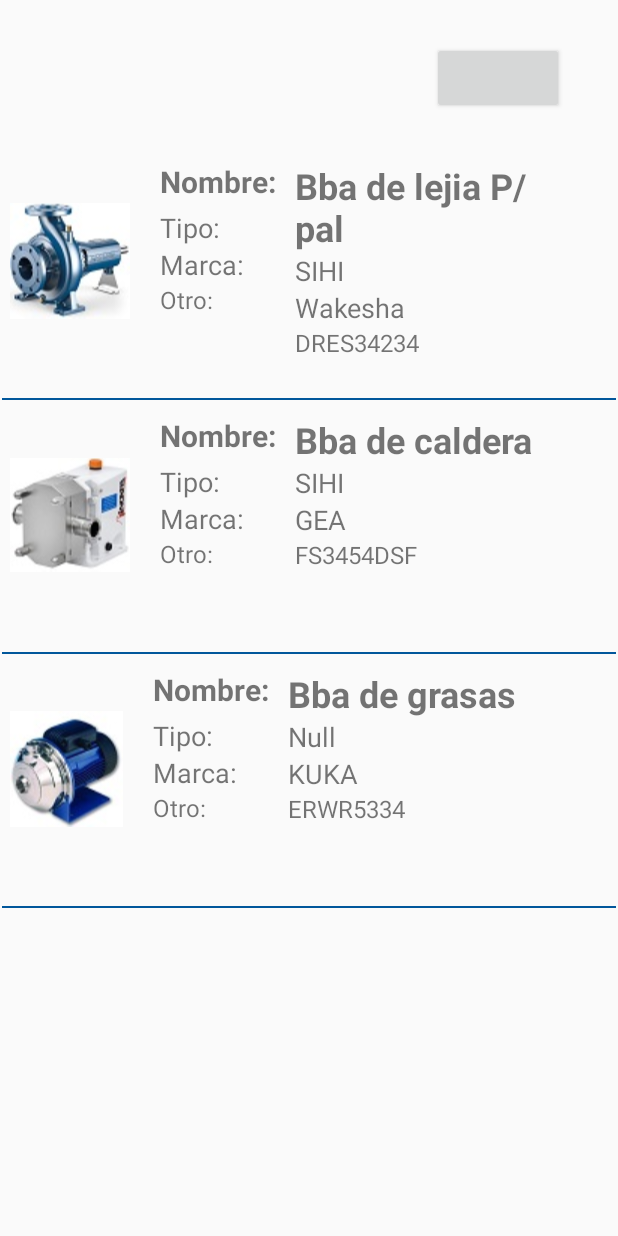
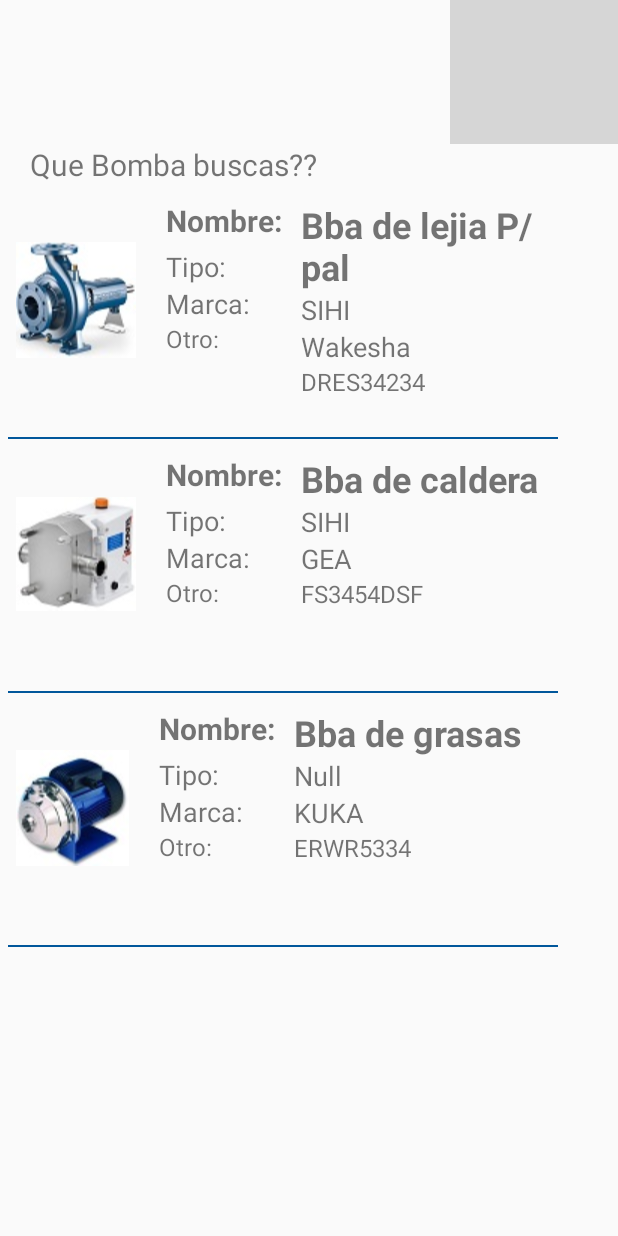
Before and after one commit to Andycarmo/StoreApp, an Android app: the Pumps screen opened directly, with no data from a screen before it, on a phone screen of 412 x 824 dp. Run offline under Robolectric (Android 15) with nearby library versions, the phone set to English and light mode, and no system bars; grey boxes are pictures that could not be loaded.

Commit message:
V. 2.2.2. Cambios en Activity de Pumps

```diff
--- a/app/src/main/res/layout/activity_pumps.xml
+++ b/app/src/main/res/layout/activity_pumps.xml
@@ -6,24 +6,67 @@
     android:layout_height="match_parent"
     tools:context=".Pumps">
 
-    <androidx.recyclerview.widget.RecyclerView
-        android:id="@+id/rvPumps"
-        android:layout_width="409dp"
-        android:layout_height="707dp"
-        app:layout_constraintBottom_toBottomOf="parent"
+    <LinearLayout
+        android:id="@+id/linearLayout3"
+        android:layout_width="match_parent"
+        android:layout_height="wrap_content"
+        android:paddingStart="300dp"
+        android:orientation="vertical">
+
+        <!--Boton de nueva bomba.-->
+
+        <ImageView
+            android:id="@+id/imageView3"
+            android:layout_width="match_parent"
+            android:layout_height="wrap_content"
+            app:srcCompat="@drawable/add" />
+
+    </LinearLayout>
+
+    <!-- - - - - - - - Sesion de pregunta . - - - - - - -   -->
+
+    <LinearLayout
+        android:id="@+id/linearLayout2"
+        android:layout_width="393dp"
+        android:layout_height="664dp"
+        android:orientation="vertical"
+        android:paddingHorizontal="5dp"
+        app:layout_constraintTop_toBottomOf="@+id/linearLayout4"
+        tools:layout_editor_absoluteX="0dp">
+
+        <LinearLayout
+            android:layout_width="match_parent"
+            android:layout_height="wrap_content"
+            android:orientation="horizontal">
+
+            <androidx.recyclerview.widget.RecyclerView
+                android:id="@+id/rvPumps"
+                android:layout_width="match_parent"
+                android:layout_height="wrap_content"
+                android:layout_marginEnd="16dp" />
+        </LinearLayout>
+
+    </LinearLayout>
+
+    <LinearLayout
+        android:id="@+id/linearLayout4"
+        android:layout_width="match_parent"
+        android:layout_height="wrap_content"
+        android:layout_marginEnd="16dp"
+        android:orientation="vertical"
+        android:paddingHorizontal="20dp"
         app:layout_constraintEnd_toEndOf="parent"
-        app:layout_constraintStart_toStartOf="parent"
-        app:layout_constraintTop_toBottomOf="@+id/lksjsj"
-        app:layout_constraintVertical_bias="0.53" />
+        app:layout_constraintTop_toBottomOf="@+id/linearLayout3">
 
-    <Button
-        android:id="@+id/lksjsj"
-        android:layout_width="wrap_content"
-        android:layout_height="wrap_content"
-        android:layout_marginTop="28dp"
-        android:onClick="newPump"
-        app:layout_constraintEnd_toEndOf="parent"
-        app:layout_constraintHorizontal_bias="0.888"
-        app:layout_constraintStart_toStartOf="parent"
-        app:layout_constraintTop_toTopOf="parent" />
+
+        <!-- Pregunta.-->
+        <TextView
+            android:id="@+id/textView10"
+            android:layout_width="wrap_content"
+            android:layout_height="wrap_content"
+            android:text="Que Bomba buscas??"
+            android:textSize="20sp" />
+    </LinearLayout>
+
+
 </androidx.constraintlayout.widget.ConstraintLayout>
```
